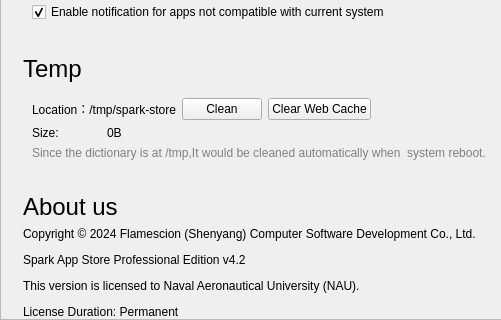
Old version of the form src/pages/settingspage.ui in the repository spark-store-project/spark-store; both pictures show x 0 to 501 and y 228 to 548 of the 690 by 548 pixel window.
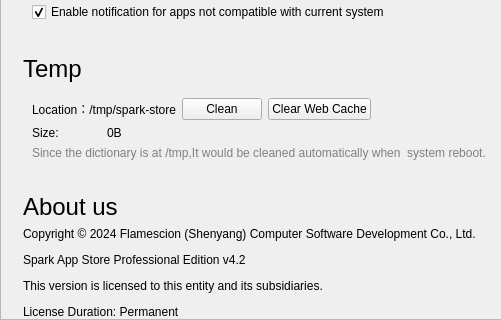
New version of the form.

Diff of the .ui file:
```diff
--- a/src/pages/settingspage.ui
+++ b/src/pages/settingspage.ui
@@ -356,7 +356,7 @@
              <item>
               <widget class="QLabel" name="label_10">
                <property name="text">
-                <string>&lt;html&gt;&lt;head/&gt;&lt;body&gt;&lt;p&gt;Copyright © 2024 Flamescion (Shenyang) Computer Software Development Co., Ltd. &lt;/p&gt;&lt;p&gt;Spark App Store Professional Edition v4.2 &lt;/p&gt;&lt;p&gt;This version is licensed to Naval Aeronautical University (NAU). &lt;/p&gt;&lt;p&gt;License Duration: Permanent &lt;/p&gt;&lt;p&gt;Service Duration: From May 7, 2024, for 365 days&lt;/p&gt;&lt;/body&gt;&lt;/html&gt;</string>
+                <string>&lt;html&gt;&lt;head/&gt;&lt;body&gt;&lt;p&gt;Copyright © 2024 Flamescion (Shenyang) Computer Software Development Co., Ltd. &lt;/p&gt;&lt;p&gt;Spark App Store Professional Edition v4.2 &lt;/p&gt;&lt;p&gt;This version is licensed to this entity and its subsidiaries.&lt;/p&gt;&lt;p&gt;License Duration: Permanent &lt;/p&gt;&lt;p&gt;Service Duration: From May 7, 2024, for 365 days&lt;/p&gt;&lt;/body&gt;&lt;/html&gt;</string>
                </property>
                <property name="wordWrap">
                 <bool>true</bool>
```
